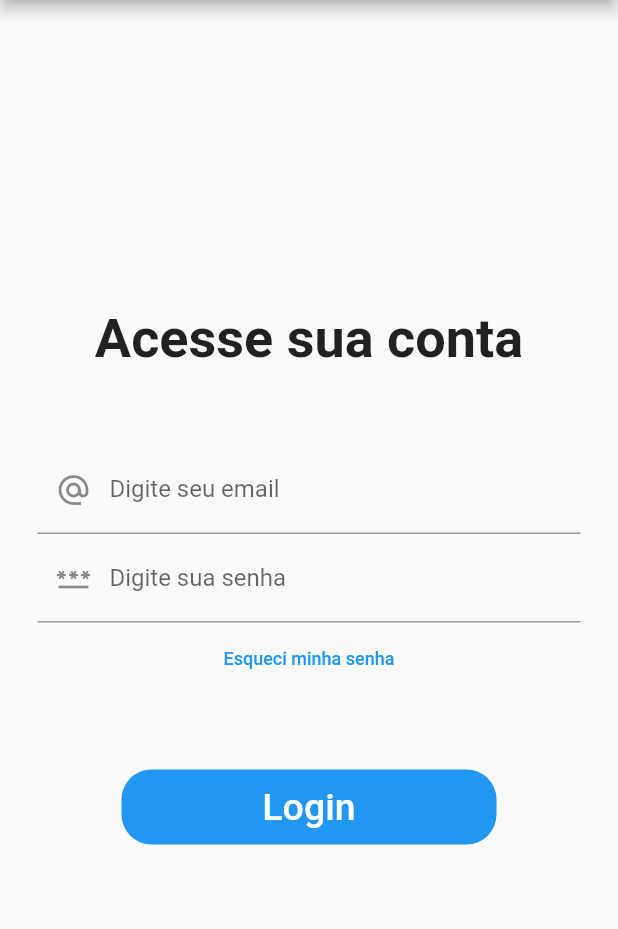
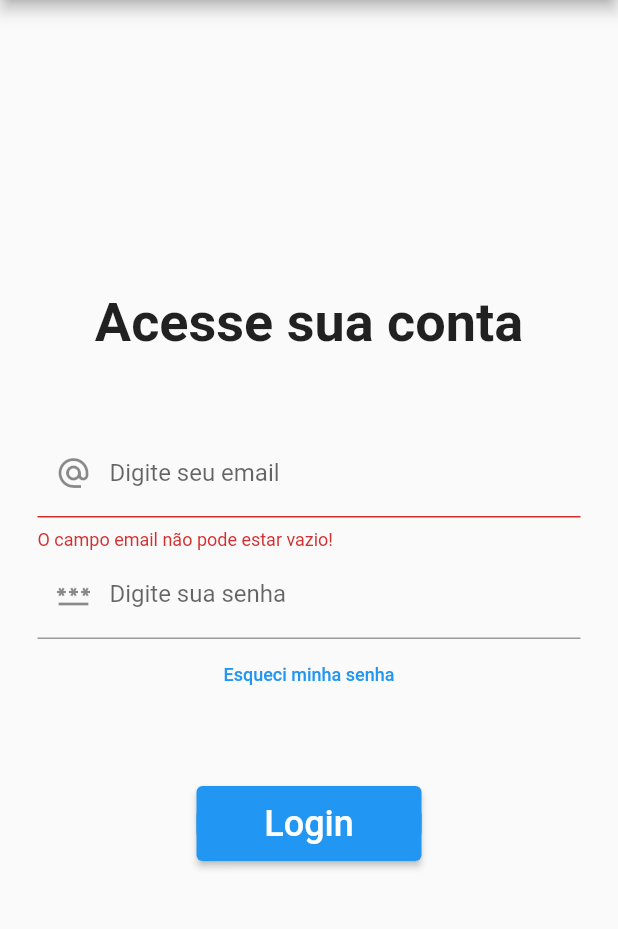
Before and after one commit to galdino01/store_here_mobile, a Flutter app: the screen it shows after launch, after a tap on "Login", on a phone screen of 412 x 824 dp, the part 84-1013 px from its top. Run offline on Flutter 3.47's test engine with Material 2 defaults, Android fonts, the light colour scheme and no system bars.

Commit message:
Improving FormLogin responsiveness and adding email validation

```diff
--- a/lib/main.dart
+++ b/lib/main.dart
@@ -29,19 +29,36 @@ class HomePage extends StatelessWidget {
   }
 }
 
-class FormLogin extends StatelessWidget {
+class FormLogin extends StatefulWidget {
   const FormLogin({Key? key}) : super(key: key);
 
   @override
+  FormLoginState createState() {
+    return FormLoginState();
+  }
+}
+
+class FormLoginState extends State<FormLogin> {
+  final _formKey = GlobalKey<FormState>();
+
+  @override
   Widget build(BuildContext context) {
-    return Padding(
+    return Form(
+      key: _formKey,
+      child: Padding(
         padding: const EdgeInsets.all(25),
-      child: Column(mainAxisAlignment: MainAxisAlignment.center, children: [
+        child: Center(
+          child: SingleChildScrollView(
+            child: Column(
+                mainAxisAlignment: MainAxisAlignment.center,
+                mainAxisSize: MainAxisSize.max,
+                children: [
                   Container(
                     margin: const EdgeInsets.fromLTRB(0, 0, 0, 50),
                     child: const Text(
                       'Acesse sua conta',
-            style: TextStyle(fontSize: 36, fontWeight: FontWeight.bold),
+                      style:
+                          TextStyle(fontSize: 36, fontWeight: FontWeight.bold),
                     ),
                   ),
                   TextFormField(
@@ -49,6 +66,17 @@ class FormLogin extends StatelessWidget {
                         border: UnderlineInputBorder(),
                         labelText: 'Digite seu email',
                         prefixIcon: Icon(Icons.alternate_email)),
+                    validator: (value) {
+                      if (value == null || value.isEmpty) {
+                        return 'O campo email não pode estar vazio!';
+                      }
+                      if (!RegExp(
+                              r"^[a-zA-Z0-9.a-zA-Z0-9.!#$%&'*+-/=?^_`{|}~]+@[a-zA-Z0-9]+\.[a-zA-Z]+")
+                          .hasMatch(value)) {
+                        return 'Digite o email corretamente! Ex: usuario.mundo@email.com';
+                      }
+                      return null;
+                    },
                   ),
                   TextFormField(
                     obscureText: true,
@@ -68,22 +96,30 @@ class FormLogin extends StatelessWidget {
                   ),
                   Container(
                     height: 50,
-          width: 250,
+                    width: 150,
                     margin: const EdgeInsets.fromLTRB(0, 50, 0, 0),
                     decoration: BoxDecoration(
-              color: Colors.blue, borderRadius: BorderRadius.circular(20)),
-          child: TextButton(
-            onPressed: () {},
-            child: const Text(
-              'Login',
-              style: TextStyle(
-                  color: Colors.white,
-                  backgroundColor: Colors.blue,
-                  fontSize: 25),
+                        color: Colors.blue,
+                        borderRadius: BorderRadius.circular(20)),
+                    child: ElevatedButton(
+                      onPressed: () {
+                        // Validate returns true if the form is valid, or false otherwise.
+                        if (_formKey.currentState!.validate()) {
+                          // If the form is valid, display a snackbar. In the real world,
+                          // you'd often call a server or save the information in a database.
+                          ScaffoldMessenger.of(context).showSnackBar(
+                            const SnackBar(content: Text('Carregando...')),
+                          );
+                        }
+                      },
+                      child:
+                          const Text('Login', style: TextStyle(fontSize: 24)),
                     ),
                   ),
-        )
                 ]),
+          ),
+        ),
+      ),
     );
   }
 }
```
Lines whose indentation alone changed are shown as unchanged.
